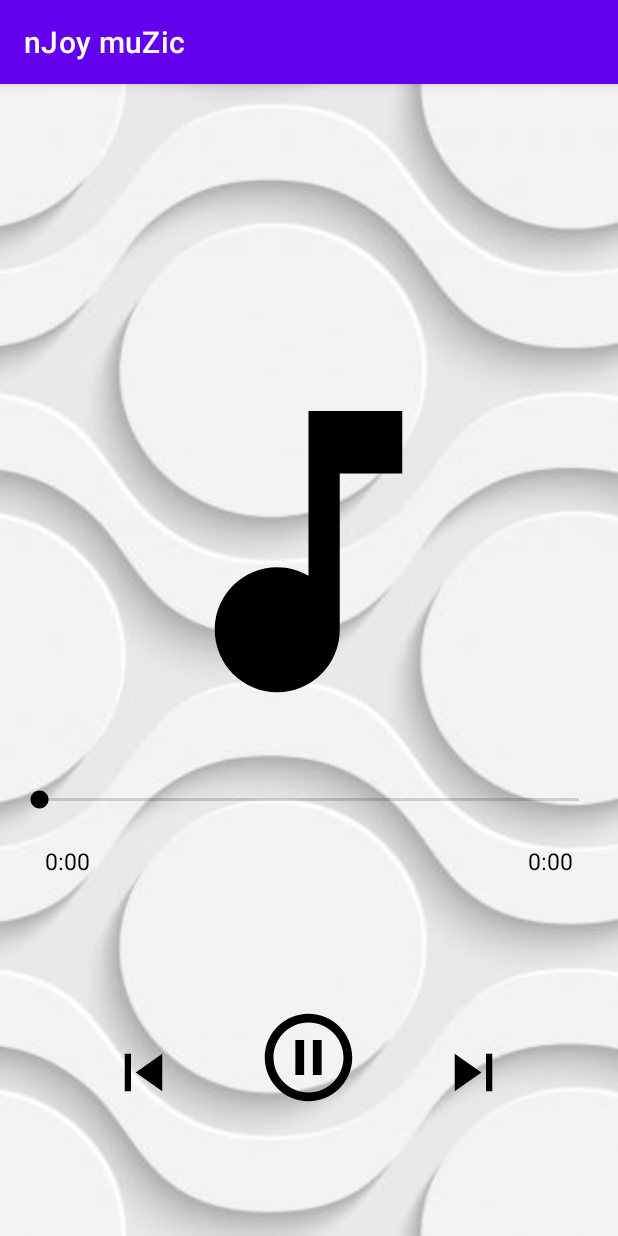
After one commit to man-than-shar-ma/nJoy-muZic, an Android app: the PlayerActivity screen opened directly, with no data from a screen before it, on a phone screen of 412 x 824 dp. The commit adds this screen. Run offline under Robolectric (Android 15) with nearby library versions, the phone set to English and light mode, and no system bars; 3 statements that could not run were skipped.

Commit message:
Added Play and Pause

```diff
--- a/app/src/main/AndroidManifest.xml
+++ b/app/src/main/AndroidManifest.xml
@@ -2,7 +2,7 @@
 <manifest xmlns:android="http://schemas.android.com/apk/res/android"
     package="com.manthansharma.njoymuzic">
 
-    <uses-permission android:name="android.permission.READ_EXTERNAL_STORAGE"/>
+    <uses-permission android:name="android.permission.READ_EXTERNAL_STORAGE" />
 
     <application
         android:allowBackup="true"
@@ -11,6 +11,9 @@
         android:roundIcon="@mipmap/ic_launcher_round"
         android:supportsRtl="true"
         android:theme="@style/Theme.NJoyMuZic">
+        <activity
+            android:name=".PlayerActivity"
+            android:exported="true" />
         <activity
             android:name=".MainActivity"
             android:exported="true">
--- a/app/src/main/java/com/manthansharma/njoymuzic/MainActivity.java
+++ b/app/src/main/java/com/manthansharma/njoymuzic/MainActivity.java
@@ -6,6 +6,7 @@
 import androidx.core.content.ContextCompat;
 
 import android.Manifest;
+import android.content.Intent;
 import android.content.pm.PackageManager;
 import android.os.Build;
 import android.os.Bundle;
@@ -14,6 +15,7 @@
 import android.view.LayoutInflater;
 import android.view.View;
 import android.view.ViewGroup;
+import android.widget.AdapterView;
 import android.widget.ArrayAdapter;
 import android.widget.BaseAdapter;
 import android.widget.ListView;
@@ -95,6 +97,18 @@
 
         CustomAdapter customAdapter = new CustomAdapter();
         listView.setAdapter(customAdapter);
+
+        listView.setOnItemClickListener(new AdapterView.OnItemClickListener() {
+            @Override
+            public void onItemClick(AdapterView<?> adapterView, View view, int i, long l) {
+                String songName = (String) listView.getItemAtPosition(i);
+                startActivity(new Intent(getApplicationContext(), PlayerActivity.class)
+                .putExtra("songs",mySongs)
+                .putExtra("songName", songName)
+                .putExtra("pos",i));
+
+            }
+        });
     }
 
     class CustomAdapter extends BaseAdapter{
--- /dev/null
+++ b/app/src/main/java/com/manthansharma/njoymuzic/PlayerActivity.java
@@ -0,0 +1,76 @@
+package com.manthansharma.njoymuzic;
+
+import androidx.appcompat.app.AppCompatActivity;
+
+import android.content.Intent;
+import android.media.MediaPlayer;
+import android.net.Uri;
+import android.os.Bundle;
+import android.view.View;
+import android.widget.ImageButton;
+import android.widget.SeekBar;
+import android.widget.TextView;
+
+import java.io.File;
+import java.util.ArrayList;
+
+public class PlayerActivity extends AppCompatActivity {
+
+    ImageButton btnPlay, btnNext, btnPrev;
+    TextView txtSng, txtStart, txtStop;
+    SeekBar skBar;
+
+    String sName;
+    public static final String EXTRA_NAME = "song_name";
+    static MediaPlayer mediaPlayer;
+    int pos;
+    ArrayList<File> mySongs;
+
+    @Override
+    protected void onCreate(Bundle savedInstanceState) {
+        super.onCreate(savedInstanceState);
+        setContentView(R.layout.activity_player);
+
+        btnPlay = findViewById(R.id.btnPlay);
+        btnNext = findViewById(R.id.btnNext);
+        btnPrev = findViewById(R.id.btnPrev);
+
+        txtSng = findViewById(R.id.txtSng);
+        txtStart = findViewById(R.id.txtStart);
+        txtStop = findViewById(R.id.txtStop);
+
+        skBar = findViewById(R.id.skBar);
+
+        if(mediaPlayer != null){
+            mediaPlayer.stop();
+            mediaPlayer.release();
+        }
+
+        Intent i = getIntent();
+
+        mySongs = (ArrayList) i.getParcelableArrayListExtra("songs");
+        sName = i.getStringExtra("songName");
+        pos = i.getIntExtra("pos", 0);
+
+        txtSng.setSelected(true);
+        Uri uri = Uri.parse(mySongs.get(pos).toString());
+        sName = mySongs.get(pos).getName();
+        txtSng.setText(sName);
+        mediaPlayer = MediaPlayer.create(getApplicationContext(), uri);
+        mediaPlayer.start();
+
+        btnPlay.setOnClickListener(new View.OnClickListener() {
+            @Override
+            public void onClick(View view) {
+                if(mediaPlayer.isPlaying()){
+                    btnPlay.setBackgroundResource(R.drawable.ic_play);
+                    mediaPlayer.pause();
+                }
+                else{
+                    btnPlay.setBackgroundResource(R.drawable.ic_pause);
+                    mediaPlayer.start();
+                }
+            }
+        });
+    }
+}
--- /dev/null
+++ b/app/src/main/res/drawable/ic_next.xml
@@ -0,0 +1,5 @@
+<vector android:height="24dp" android:tint="#FFFFFF"
+    android:viewportHeight="24" android:viewportWidth="24"
+    android:width="24dp" xmlns:android="http://schemas.android.com/apk/res/android">
+    <path android:fillColor="@android:color/white" android:pathData="M6,18l8.5,-6L6,6v12zM16,6v12h2V6h-2z"/>
+</vector>
--- /dev/null
+++ b/app/src/main/res/drawable/ic_pause.xml
@@ -0,0 +1,5 @@
+<vector android:height="24dp" android:tint="#FFFFFF"
+    android:viewportHeight="24" android:viewportWidth="24"
+    android:width="24dp" xmlns:android="http://schemas.android.com/apk/res/android">
+    <path android:fillColor="@android:color/white" android:pathData="M9,16h2L11,8L9,8v8zM12,2C6.48,2 2,6.48 2,12s4.48,10 10,10 10,-4.48 10,-10S17.52,2 12,2zM12,20c-4.41,0 -8,-3.59 -8,-8s3.59,-8 8,-8 8,3.59 8,8 -3.59,8 -8,8zM13,16h2L15,8h-2v8z"/>
+</vector>
--- /dev/null
+++ b/app/src/main/res/drawable/ic_play.xml
@@ -0,0 +1,5 @@
+<vector android:height="24dp" android:tint="#FFFFFF"
+    android:viewportHeight="24" android:viewportWidth="24"
+    android:width="24dp" xmlns:android="http://schemas.android.com/apk/res/android">
+    <path android:fillColor="@android:color/white" android:pathData="M10,16.5l6,-4.5 -6,-4.5v9zM12,2C6.48,2 2,6.48 2,12s4.48,10 10,10 10,-4.48 10,-10S17.52,2 12,2zM12,20c-4.41,0 -8,-3.59 -8,-8s3.59,-8 8,-8 8,3.59 8,8 -3.59,8 -8,8z"/>
+</vector>
--- /dev/null
+++ b/app/src/main/res/drawable/ic_prev.xml
@@ -0,0 +1,5 @@
+<vector android:height="24dp" android:tint="#FFFFFF"
+    android:viewportHeight="24" android:viewportWidth="24"
+    android:width="24dp" xmlns:android="http://schemas.android.com/apk/res/android">
+    <path android:fillColor="@android:color/white" android:pathData="M6,6h2v12L6,18zM9.5,12l8.5,6L18,6z"/>
+</vector>
--- /dev/null
+++ b/app/src/main/res/layout/activity_player.xml
@@ -0,0 +1,143 @@
+<?xml version="1.0" encoding="utf-8"?>
+<LinearLayout xmlns:android="http://schemas.android.com/apk/res/android"
+    xmlns:app="http://schemas.android.com/apk/res-auto"
+    xmlns:tools="http://schemas.android.com/tools"
+    android:layout_width="match_parent"
+    android:layout_height="match_parent"
+    android:background="@drawable/back_img"
+    android:orientation="vertical"
+    android:weightSum="10"
+    tools:context=".PlayerActivity">
+
+    <LinearLayout
+        android:layout_width="match_parent"
+        android:layout_height="0dp"
+        android:layout_weight="8"
+        android:orientation="vertical"
+        android:gravity="center">
+
+        <TextView
+            android:id="@+id/txtSng"
+            android:layout_margin="20dp"
+            android:ellipsize="marquee"
+            android:marqueeRepeatLimit="marquee_forever"
+            android:padding="10dp"
+            android:singleLine="true"
+            android:text="Song Name"
+            android:textColor="@color/black"
+            android:layout_width="match_parent"
+            android:layout_height="wrap_content"
+            android:textSize="25sp"
+            android:textAlignment="center"
+            >
+
+        </TextView>
+
+        <ImageView
+            android:id="@+id/imgView"
+            android:layout_width="250dp"
+            android:layout_height="250dp"
+            android:layout_margin="5dp"
+            android:src="@drawable/ic_music"
+            app:tint="@color/black"
+            >
+
+        </ImageView>
+
+        <RelativeLayout
+            android:layout_width="match_parent"
+            android:layout_height="60dp"
+            android:layout_marginTop="5dp"
+            android:layout_marginBottom="0dp">
+
+            <SeekBar
+                android:id="@+id/skBar"
+                android:layout_width="match_parent"
+                android:layout_height="match_parent"
+                android:layout_margin="10dp"
+                android:thumbTint="@color/black"
+                >
+
+            </SeekBar>
+
+        </RelativeLayout>
+
+        <RelativeLayout
+            android:layout_width="match_parent"
+            android:layout_height="20dp">
+
+            <TextView
+                android:id="@+id/txtStart"
+                android:text="0:00"
+                android:layout_marginLeft="30dp"
+                android:textColor="@color/black"
+                android:textSize="15dp"
+                android:layout_width="wrap_content"
+                android:layout_height="wrap_content">
+
+            </TextView>
+
+            <TextView
+                android:id="@+id/txtStop"
+                android:layout_alignParentEnd="true"
+                android:text="0:00"
+                android:layout_marginRight="30dp"
+                android:textColor="@color/black"
+                android:textSize="15dp"
+                android:layout_width="wrap_content"
+                android:layout_height="wrap_content">
+
+            </TextView>
+
+
+        </RelativeLayout>
+    </LinearLayout>
+
+    <LinearLayout
+        android:layout_width="match_parent"
+        android:layout_height="0dp"
+        android:layout_weight="2">
+        <RelativeLayout
+            android:layout_width="match_parent"
+            android:layout_height="match_parent">
+
+
+            <ImageButton
+                android:id="@+id/btnPlay"
+                android:layout_width="70dp"
+                android:layout_centerHorizontal="true"
+                android:background="@drawable/ic_pause"
+                android:backgroundTint="@color/black"
+                android:layout_height="70dp">
+
+            </ImageButton>
+
+            <ImageButton
+                android:id="@+id/btnNext"
+                android:layout_width="50dp"
+                android:layout_centerHorizontal="true"
+                android:background="@drawable/ic_next"
+                android:backgroundTint="@color/black"
+                android:layout_height="50dp"
+                android:layout_marginLeft="50dp"
+                android:layout_toRightOf="@id/btnPlay"
+                android:layout_alignBottom="@id/btnPlay">
+            </ImageButton>
+
+            <ImageButton
+                android:id="@+id/btnPrev"
+                android:layout_width="50dp"
+                android:layout_centerHorizontal="true"
+                android:background="@drawable/ic_prev"
+                android:backgroundTint="@color/black"
+                android:layout_height="50dp"
+                android:layout_marginRight="50dp"
+                android:layout_toLeftOf="@id/btnPlay"
+                android:layout_alignBottom="@id/btnPlay">
+            </ImageButton>
+
+
+        </RelativeLayout>
+    </LinearLayout>
+
+</LinearLayout>
```
Also changed, not shown: app/src/main/res/drawable/back_img.jpg (added).
